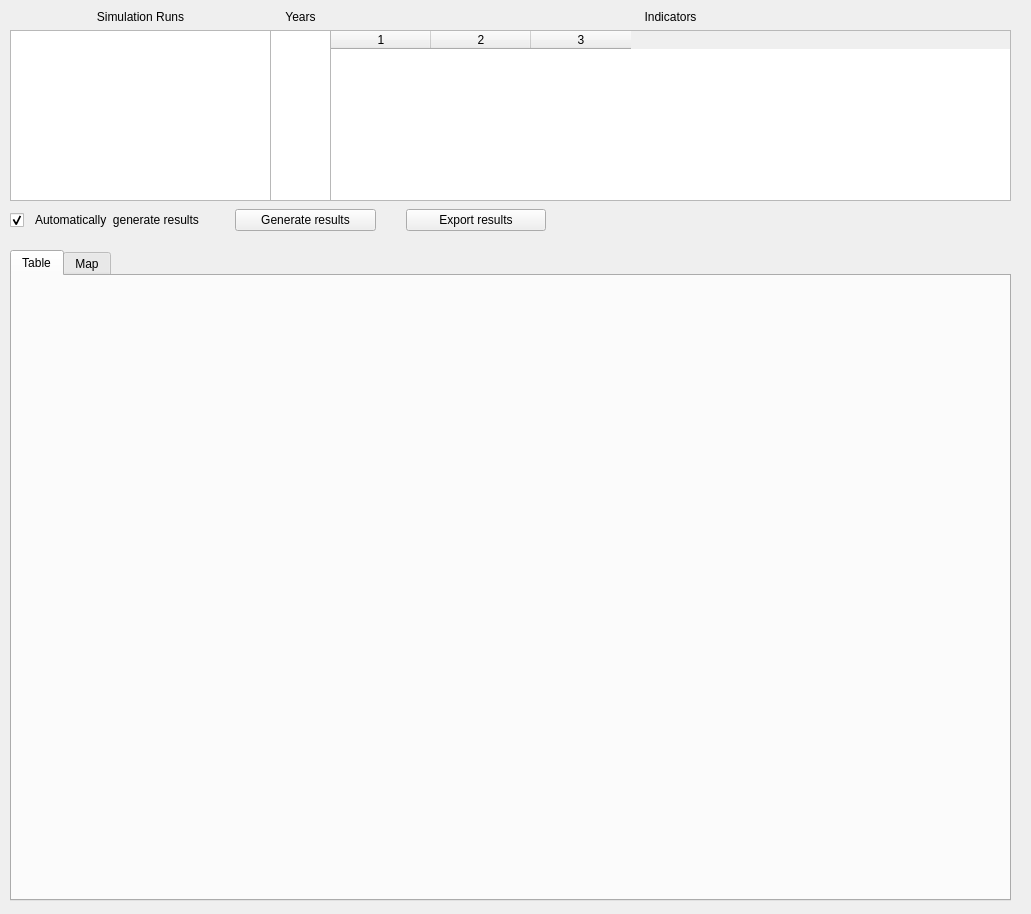
Above: opus_gui/results/forms/results_browser_new.ui from psrc/urbansim before the change. Below: the same form after it.
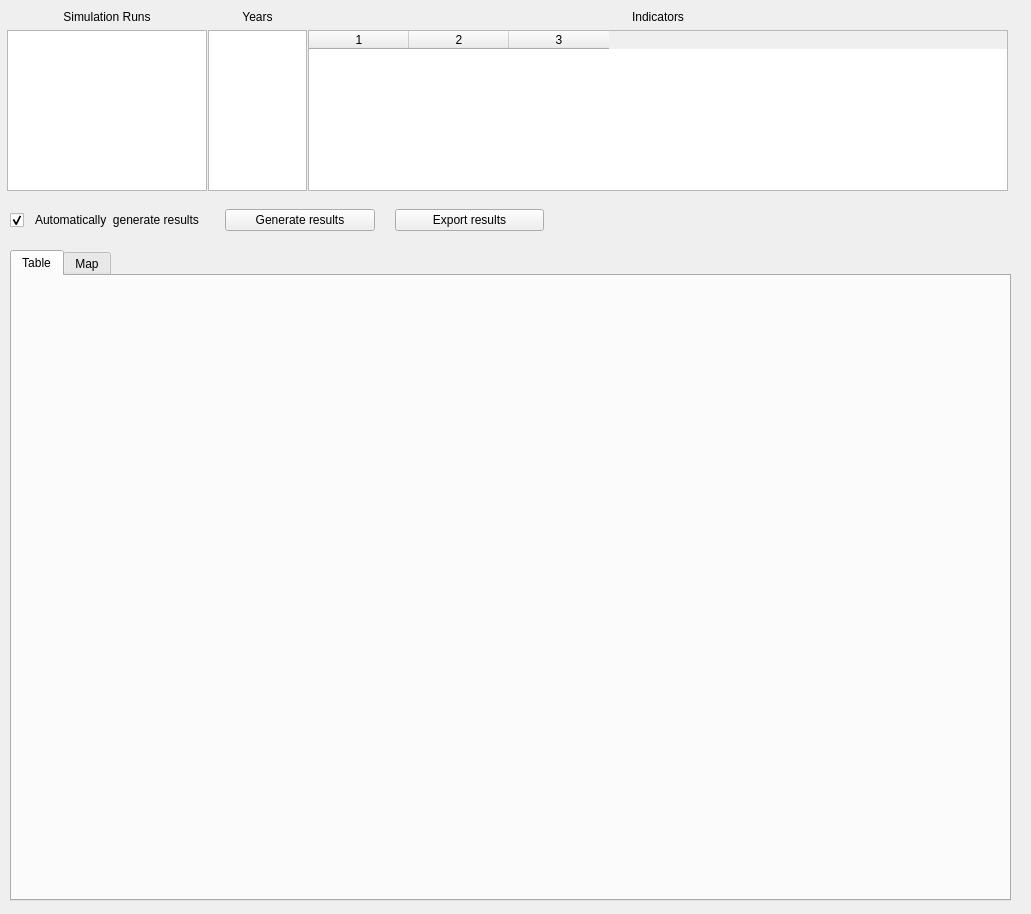
That is the form after the change.

Commit message: more layout messin

The edit to the form file:
```diff
--- a/opus_gui/results/forms/results_browser_new.ui
+++ b/opus_gui/results/forms/results_browser_new.ui
@@ -60,15 +60,67 @@
     </attribute>
    </widget>
   </widget>
+  <widget class="QWidget" name="horizontalLayoutWidget" >
+   <property name="geometry" >
+    <rect>
+     <x>10</x>
+     <y>200</y>
+     <width>534</width>
+     <height>41</height>
+    </rect>
+   </property>
+   <layout class="QHBoxLayout" name="horizontalLayout" >
+    <property name="spacing" >
+     <number>20</number>
+    </property>
+    <item>
+     <widget class="QCheckBox" name="cbAutoGen" >
+      <property name="toolTip" >
+       <string/>
+      </property>
+      <property name="text" >
+       <string>  Automatically  generate results</string>
+      </property>
+      <property name="checked" >
+       <bool>true</bool>
+      </property>
+      <property name="tristate" >
+       <bool>false</bool>
+      </property>
+     </widget>
+    </item>
+    <item>
+     <widget class="QPushButton" name="pbnGenerateResults" >
+      <property name="text" >
+       <string>Generate results</string>
+      </property>
+     </widget>
+    </item>
+    <item>
+     <widget class="QPushButton" name="pbnExportResults" >
+      <property name="text" >
+       <string>Export results</string>
+      </property>
+     </widget>
+    </item>
+   </layout>
+  </widget>
+  <widget class="QSplitter" name="splitter" >
+   <property name="geometry" >
+    <rect>
+     <x>7</x>
+     <y>10</y>
+     <width>1001</width>
+     <height>181</height>
+    </rect>
+   </property>
+   <property name="orientation" >
+    <enum>Qt::Horizontal</enum>
+   </property>
+   <property name="handleWidth" >
+    <number>1</number>
+   </property>
   <widget class="QWidget" name="layoutWidget" >
-   <property name="geometry" >
-    <rect>
-     <x>10</x>
-     <y>10</y>
-     <width>261</width>
-     <height>191</height>
-    </rect>
-   </property>
    <layout class="QVBoxLayout" >
     <item>
      <widget class="QLabel" name="label" >
@@ -82,6 +134,45 @@
     </item>
     <item>
      <widget class="QListWidget" name="lstAvailableRuns" >
+       <property name="minimumSize" >
+        <size>
+         <width>200</width>
+         <height>0</height>
+        </size>
+       </property>
+       <property name="alternatingRowColors" >
+        <bool>true</bool>
+       </property>
+      </widget>
+     </item>
+    </layout>
+   </widget>
+   <widget class="QWidget" name="verticalLayoutWidget_2" >
+    <layout class="QVBoxLayout" name="verticalLayout" >
+     <item>
+      <widget class="QLabel" name="label_4" >
+       <property name="minimumSize" >
+        <size>
+         <width>25</width>
+         <height>0</height>
+        </size>
+       </property>
+       <property name="text" >
+        <string>Years</string>
+       </property>
+       <property name="alignment" >
+        <set>Qt::AlignCenter</set>
+       </property>
+      </widget>
+     </item>
+     <item>
+      <widget class="QListWidget" name="lstYears" >
+       <property name="minimumSize" >
+        <size>
+         <width>40</width>
+         <height>0</height>
+        </size>
+       </property>
       <property name="alternatingRowColors" >
        <bool>true</bool>
       </property>
@@ -90,14 +181,6 @@
    </layout>
   </widget>
   <widget class="QWidget" name="verticalLayoutWidget" >
-   <property name="geometry" >
-    <rect>
-     <x>330</x>
-     <y>10</y>
-     <width>681</width>
-     <height>191</height>
-    </rect>
-   </property>
    <layout class="QVBoxLayout" name="wdgLayout" >
     <item>
      <widget class="QLabel" name="label_2" >
@@ -117,6 +200,12 @@
         <verstretch>0</verstretch>
        </sizepolicy>
       </property>
+       <property name="minimumSize" >
+        <size>
+         <width>700</width>
+         <height>0</height>
+        </size>
+       </property>
       <property name="editTriggers" >
        <set>QAbstractItemView::NoEditTriggers</set>
       </property>
@@ -151,79 +240,6 @@
     </item>
    </layout>
   </widget>
-  <widget class="QWidget" name="verticalLayoutWidget_2" >
-   <property name="geometry" >
-    <rect>
-     <x>270</x>
-     <y>10</y>
-     <width>61</width>
-     <height>191</height>
-    </rect>
-   </property>
-   <layout class="QVBoxLayout" name="verticalLayout" >
-    <item>
-     <widget class="QLabel" name="label_4" >
-      <property name="text" >
-       <string>Years</string>
-      </property>
-      <property name="alignment" >
-       <set>Qt::AlignCenter</set>
-      </property>
-     </widget>
-    </item>
-    <item>
-     <widget class="QListWidget" name="lstYears" >
-      <property name="alternatingRowColors" >
-       <bool>true</bool>
-      </property>
-     </widget>
-    </item>
-   </layout>
-  </widget>
-  <widget class="QWidget" name="horizontalLayoutWidget" >
-   <property name="geometry" >
-    <rect>
-     <x>10</x>
-     <y>200</y>
-     <width>536</width>
-     <height>41</height>
-    </rect>
-   </property>
-   <layout class="QHBoxLayout" name="horizontalLayout" >
-    <property name="spacing" >
-     <number>30</number>
-    </property>
-    <item>
-     <widget class="QCheckBox" name="cbAutoGen" >
-      <property name="toolTip" >
-       <string/>
-      </property>
-      <property name="text" >
-       <string>  Automatically  generate results</string>
-      </property>
-      <property name="checked" >
-       <bool>true</bool>
-      </property>
-      <property name="tristate" >
-       <bool>false</bool>
-      </property>
-     </widget>
-    </item>
-    <item>
-     <widget class="QPushButton" name="pbnGenerateResults" >
-      <property name="text" >
-       <string>Generate results</string>
-      </property>
-     </widget>
-    </item>
-    <item>
-     <widget class="QPushButton" name="pbnExportResults" >
-      <property name="text" >
-       <string>Export results</string>
-      </property>
-     </widget>
-    </item>
-   </layout>
   </widget>
  </widget>
  <resources/>
```
Lines whose indentation alone changed are shown as unchanged. The commit also changes 1 other file.
